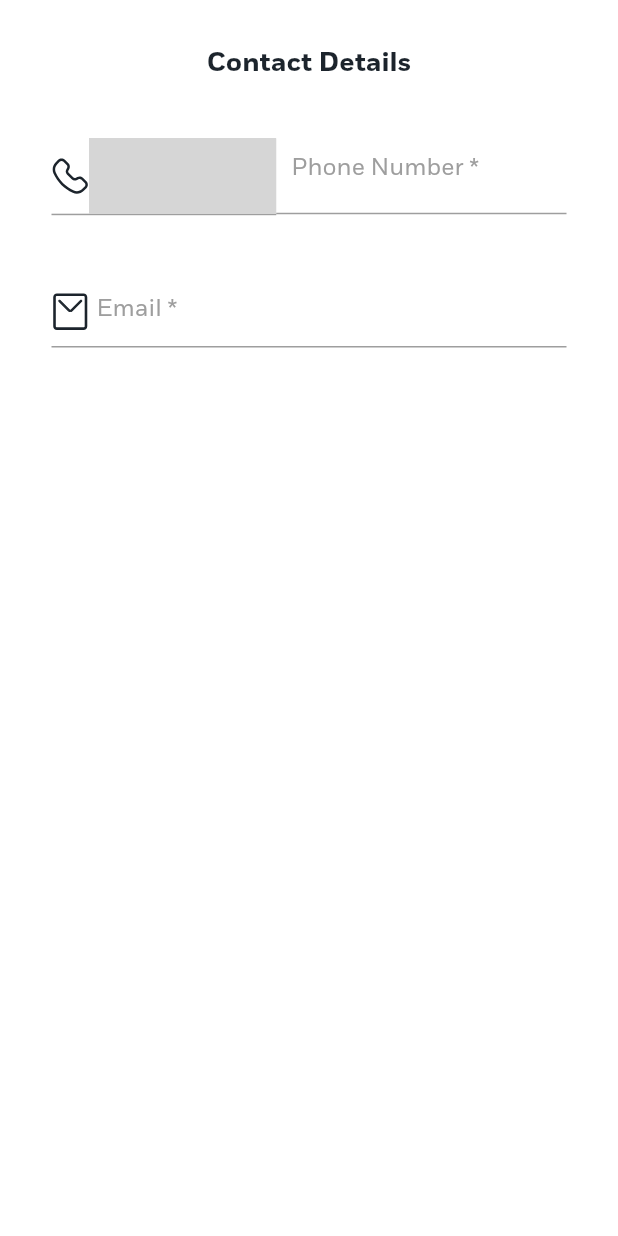
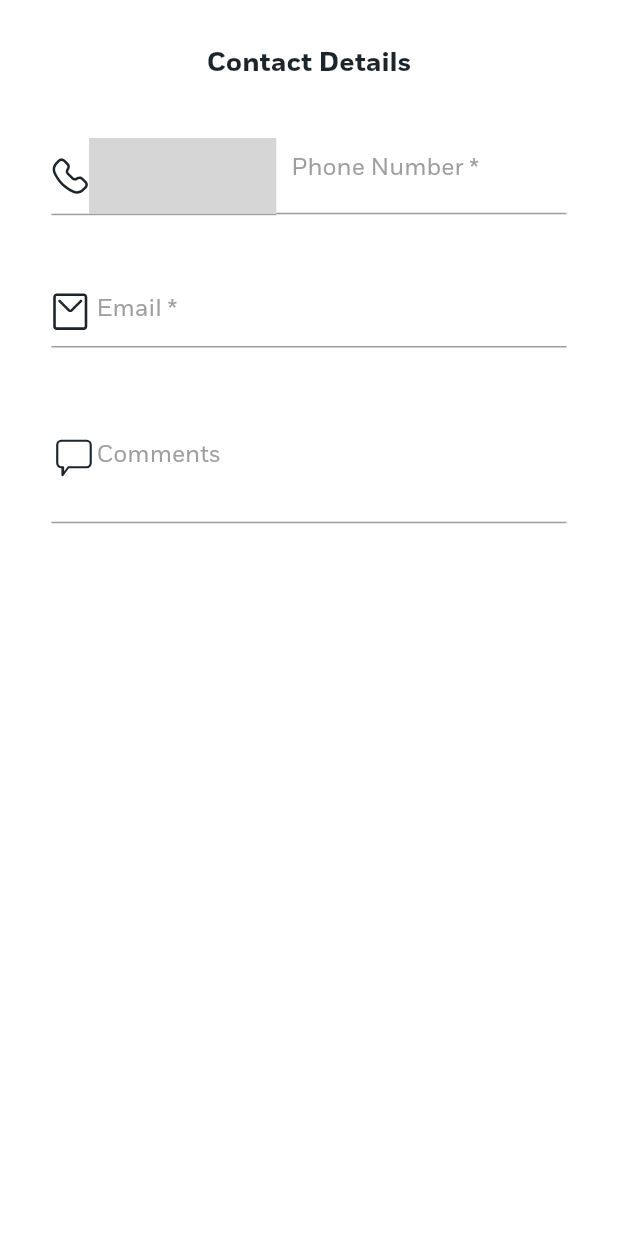
Before and after one commit to noeljolly09/coldtruth, a Flutter app: the ContactPageRegistration screen opened directly with empty values, on a phone screen of 412 x 824 dp. Run offline on Flutter 3.47's test engine with Material 2 defaults, Android fonts, the phone set to English and light mode, and no system bars; our stand-ins replace connectivity, dio, fl_chart, flutter_riverpod, flutter_spinkit, flutter_svg and 5 more; missing offline and left inert: country_list_pick, drop_down_list; grey boxes are pictures that could not be loaded.

Commit message:
comments box added

```diff
--- a/lib/screens/registration/widgets/contact_data.dart
+++ b/lib/screens/registration/widgets/contact_data.dart
@@ -1,6 +1,8 @@
+// ignore_for_file: public_member_api_docs, sort_constructors_first
 import 'package:country_list_pick/country_list_pick.dart';
 import 'package:flutter/material.dart';
 import 'package:flutter_svg/svg.dart';
+
 import 'package:idec_face/screens/registration/widgets/country_code_picker.dart';
 
 import '../../../constants.dart';
@@ -11,6 +13,7 @@ import '../../../custom_widgets/textfields/text_icon_only_textfield.dart';
 class ContactPageRegistration extends StatelessWidget {
   final TextEditingController emailController;
   final TextEditingController phoneController;
+  final TextEditingController commentsController;
   final String? Function(String?)? emailValidate;
   final String? Function(String?)? phoneNumberValidate;
 
@@ -20,6 +23,7 @@ class ContactPageRegistration extends StatelessWidget {
     Key? key,
     required this.emailController,
     required this.phoneController,
+    required this.commentsController,
     this.emailValidate,
     this.phoneNumberValidate,
     required this.onchanged,
@@ -114,6 +118,45 @@ class ContactPageRegistration extends StatelessWidget {
                           ],
                         ),
                       ),
+                      SizedBox(height: height30),
+                      SizedBox(
+                        width: MediaQuery.of(context).size.width / 1.2,
+                        child: TextFormField(
+                          style: TextStyle(
+                            fontSize: AppConstants.formtextsize,
+                            fontStyle: FontStyle.normal,
+                          ),
+                          controller: commentsController,
+                          decoration: InputDecoration(
+                              label: const Text("Comments"),
+                              labelStyle:
+                                  TextStyle(color: AppConstants.labeltextgrey),
+                              floatingLabelStyle: const TextStyle(
+                                  color: AppConstants.customblack),
+                              contentPadding: const EdgeInsets.only(bottom: 5),
+                              prefixIconConstraints: const BoxConstraints(
+                                  maxHeight: 30, maxWidth: 30),
+                              prefixIcon: Container(
+                                margin: const EdgeInsets.all(2),
+                                child: SvgPicture.asset(
+                                  "assets/svg/comments.svg",
+                                  color: AppConstants.customblack,
+                                  alignment: Alignment.center,
+                                ),
+                              ),
+                              enabledBorder: const UnderlineInputBorder(
+                                borderSide: BorderSide(color: Colors.grey),
+                              ),
+                              focusedBorder: const UnderlineInputBorder(
+                                borderSide: BorderSide(
+                                    color: AppConstants.secondaryColor),
+                              )),
+                          keyboardType: TextInputType.multiline,
+                          textInputAction: TextInputAction.done,
+                          textAlign: TextAlign.start,
+                          maxLines: 3,
+                        ),
+                      ),
                     ],
                   ),
                 ),
--- a/lib/screens/registration/widgets/country_code_picker.dart
+++ b/lib/screens/registration/widgets/country_code_picker.dart
@@ -38,9 +38,9 @@ class _CustomCountryCodePickerState extends State<CustomCountryCodePicker> {
       data: ThemeData(primarySwatch: primaryBlack),
       child: CountryListPick(
           theme: CountryTheme(
-            isShowFlag: false,
+            isShowFlag: true,
             isShowTitle: false,
-            isShowCode: true,
+            isShowCode: false,
             isDownIcon: true,
             showEnglishName: true,
             alphabetSelectedBackgroundColor: Theme.of(context).primaryColor,
--- a/lib/screens/registration/widgets/preview_dialog.dart
+++ b/lib/screens/registration/widgets/preview_dialog.dart
@@ -17,7 +17,9 @@ openDialogWindow(
   TextEditingController nationality,
   TextEditingController blood,
   TextEditingController phone,
-    TextEditingController email) {
+  TextEditingController email,
+  TextEditingController comments,
+) {
   showDialog(
       context: context,
       builder: (_) {
@@ -113,6 +115,11 @@ openDialogWindow(
                       titletext: "Email",
                       controllertext: email.text,
                     ),
+                    PreviewText(
+                      assetName: "assets/svg/comments.svg",
+                      titletext: "Comments",
+                      controllertext: comments.text,
+                    ),
                   ],
                 ),
               ),
--- a/lib/screens/registration/widgets/validation/validation_dialog.dart
+++ b/lib/screens/registration/widgets/validation/validation_dialog.dart
@@ -21,6 +21,7 @@ openValidationDialogWindow(
     TextEditingController blood,
     TextEditingController phone,
     TextEditingController email,
+    TextEditingController comments,
     {required String formHeader}) {
   showDialog(
       context: context,
@@ -139,6 +140,11 @@ openValidationDialogWindow(
                       titletext: "Email",
                       controllertext: email.text,
                     ),
+                    PreviewText(
+                      assetName: "assets/svg/comments.svg",
+                      titletext: "Comments",
+                      controllertext: comments.text,
+                    ),
                   ],
                 ),
               ),
```
Also changed, not shown: lib/screens/registration/registration_screen.dart (+9 -2 lines), lib/screens/registration/widgets/name_data.dart (+5 -27 lines), lib/screens/registration/widgets/validation/validation_text.dart (+4 -5 lines), assets/svg/comments.svg (added). Lines whose indentation alone changed are shown as unchanged.
